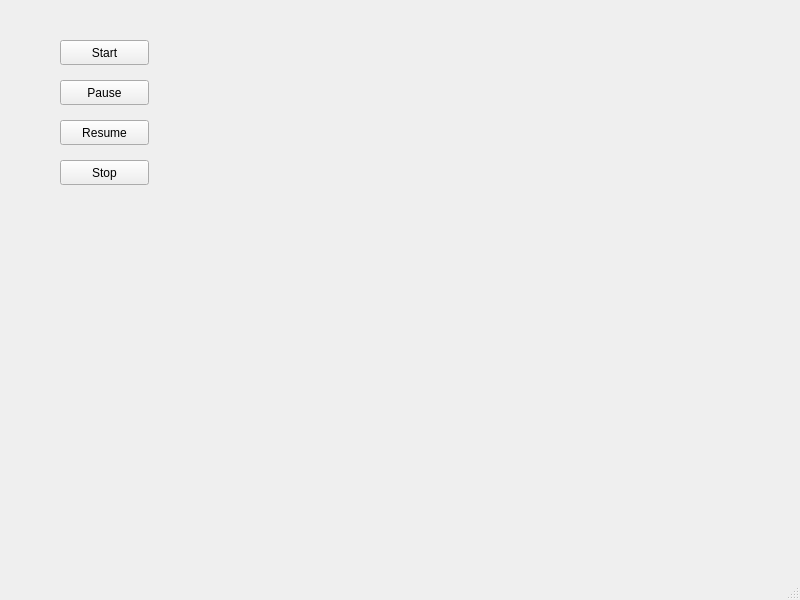
Qt form CameraTest/mainwindow.ui (pan-peng/CameraTest) before a commit.
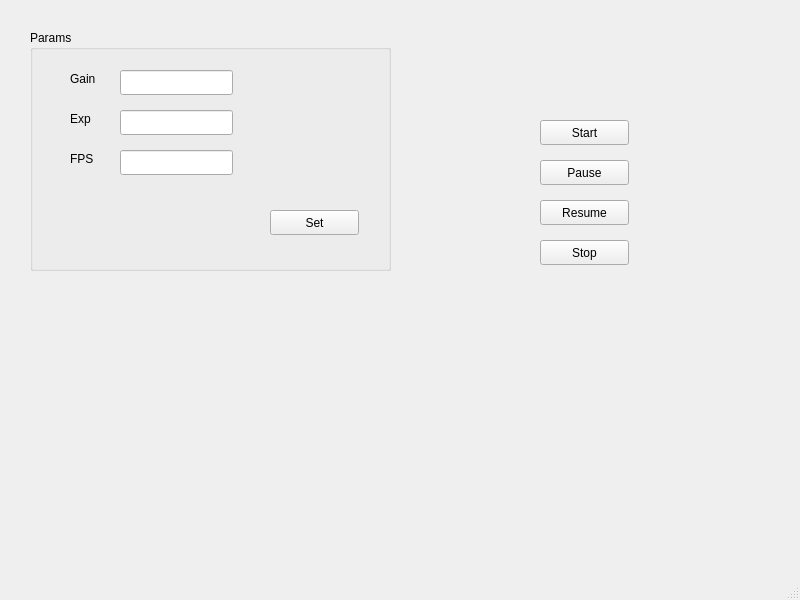
The same form after that commit.

```diff
--- a/CameraTest/mainwindow.ui
+++ b/CameraTest/mainwindow.ui
@@ -17,8 +17,8 @@
    <widget class="QPushButton" name="btnStart">
     <property name="geometry">
      <rect>
-      <x>60</x>
-      <y>40</y>
+      <x>540</x>
+      <y>120</y>
       <width>89</width>
       <height>25</height>
      </rect>
@@ -30,8 +30,8 @@
    <widget class="QPushButton" name="btnStop">
     <property name="geometry">
      <rect>
-      <x>60</x>
-      <y>160</y>
+      <x>540</x>
+      <y>240</y>
       <width>89</width>
       <height>25</height>
      </rect>
@@ -43,8 +43,8 @@
    <widget class="QPushButton" name="btnResume">
     <property name="geometry">
      <rect>
-      <x>60</x>
-      <y>120</y>
+      <x>540</x>
+      <y>200</y>
       <width>89</width>
       <height>25</height>
      </rect>
@@ -56,8 +56,8 @@
    <widget class="QPushButton" name="btnPause">
     <property name="geometry">
      <rect>
-      <x>60</x>
-      <y>80</y>
+      <x>540</x>
+      <y>160</y>
       <width>89</width>
       <height>25</height>
      </rect>
@@ -66,6 +66,101 @@
      <string>Pause</string>
     </property>
    </widget>
+   <widget class="QGroupBox" name="groupBox">
+    <property name="geometry">
+     <rect>
+      <x>30</x>
+      <y>30</y>
+      <width>361</width>
+      <height>241</height>
+     </rect>
+    </property>
+    <property name="title">
+     <string>Params</string>
+    </property>
+    <widget class="QPushButton" name="btnSet">
+     <property name="geometry">
+      <rect>
+       <x>240</x>
+       <y>180</y>
+       <width>89</width>
+       <height>25</height>
+      </rect>
+     </property>
+     <property name="text">
+      <string>Set</string>
+     </property>
+    </widget>
+    <widget class="QLineEdit" name="leGain">
+     <property name="geometry">
+      <rect>
+       <x>90</x>
+       <y>40</y>
+       <width>113</width>
+       <height>25</height>
+      </rect>
+     </property>
+    </widget>
+    <widget class="QLineEdit" name="leFPS">
+     <property name="geometry">
+      <rect>
+       <x>90</x>
+       <y>120</y>
+       <width>113</width>
+       <height>25</height>
+      </rect>
+     </property>
+    </widget>
+    <widget class="QLabel" name="lbFPS">
+     <property name="geometry">
+      <rect>
+       <x>40</x>
+       <y>120</y>
+       <width>31</width>
+       <height>17</height>
+      </rect>
+     </property>
+     <property name="text">
+      <string>FPS</string>
+     </property>
+    </widget>
+    <widget class="QLabel" name="lbGain">
+     <property name="geometry">
+      <rect>
+       <x>40</x>
+       <y>40</y>
+       <width>41</width>
+       <height>17</height>
+      </rect>
+     </property>
+     <property name="text">
+      <string>Gain</string>
+     </property>
+    </widget>
+    <widget class="QLineEdit" name="leExp">
+     <property name="geometry">
+      <rect>
+       <x>90</x>
+       <y>80</y>
+       <width>113</width>
+       <height>25</height>
+      </rect>
+     </property>
+    </widget>
+    <widget class="QLabel" name="lbExp">
+     <property name="geometry">
+      <rect>
+       <x>40</x>
+       <y>80</y>
+       <width>31</width>
+       <height>17</height>
+      </rect>
+     </property>
+     <property name="text">
+      <string>Exp</string>
+     </property>
+    </widget>
+   </widget>
   </widget>
   <widget class="QMenuBar" name="menubar">
    <property name="geometry">
```
